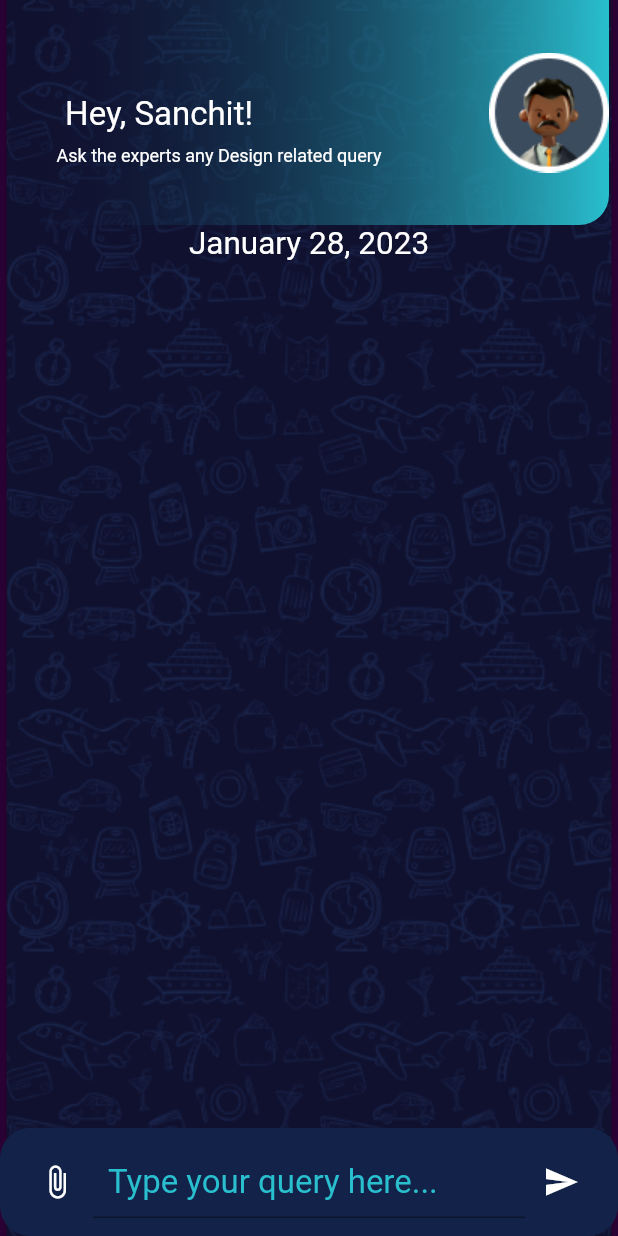
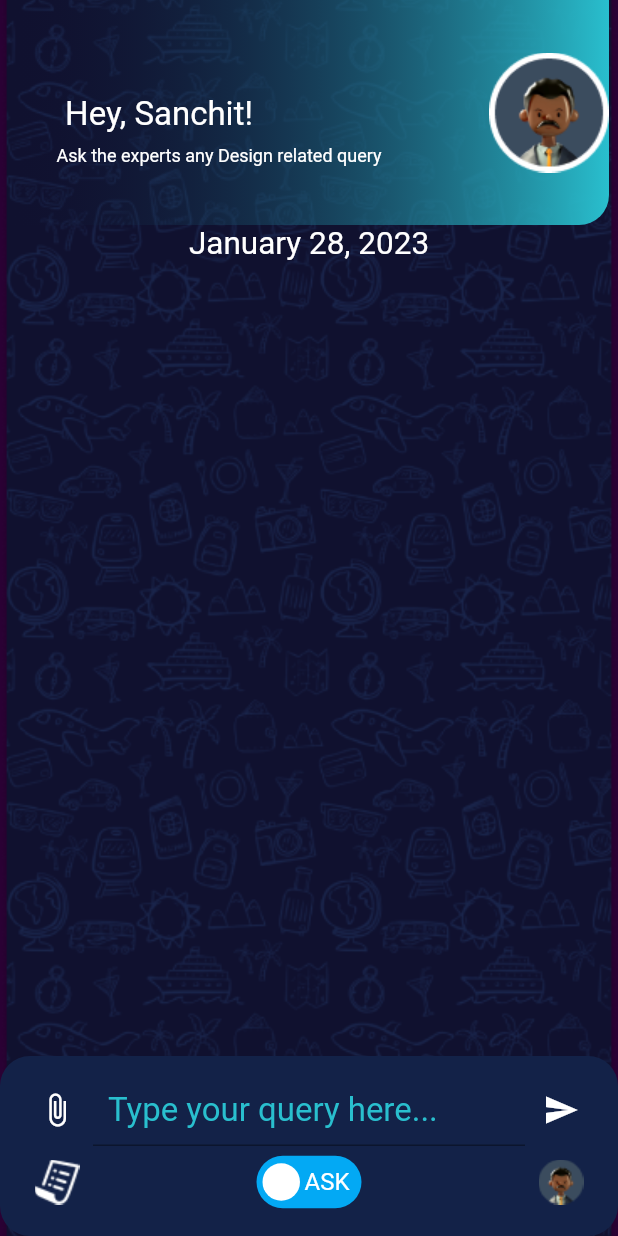
Before and after one commit to ChaitanyaParab11/FLutter-Assignment, a Flutter app: the screen it shows after launch, on a phone screen of 412 x 824 dp. Run offline on Flutter 3.47's test engine with Material 2 defaults, Android fonts, the phone set to English and light mode, and no system bars; drawn by our look-alikes of flutter_switch; our stand-ins replace animated_toggle_switch; missing offline and left inert: dialog_flowtter.

Commit message:
help desk 95% complete

```diff
--- a/lib/main.dart
+++ b/lib/main.dart
@@ -4,6 +4,8 @@ import 'package:flutter/material.dart';
 import 'Messages.dart';
 import 'package:intl/intl.dart'; // for date format
 import 'package:intl/date_symbol_data_local.dart'; // for other locales
+import 'package:animated_toggle_switch/animated_toggle_switch.dart';
+import 'package:flutter_switch/flutter_switch.dart';
 
 void main() => runApp(MyApp());
 
@@ -40,6 +42,7 @@ class _HomeState extends State<Home> {
   }
 
   var now = DateTime.now();
+  bool selected = false;
 
   @override
   Widget build(BuildContext context) {
@@ -85,7 +88,7 @@ class _HomeState extends State<Home> {
                     padding: EdgeInsets.only(top: 8.0, right: 120.0),
                     child: Text(
                       'Ask the experts any Design related query',
-                      style: TextStyle(fontSize: 12.0, color: Colors.white ),
+                      style: TextStyle(fontSize: 12.0, color: Colors.white),
                     ),
                   ),
                 ],
@@ -106,7 +109,9 @@ class _HomeState extends State<Home> {
                       bottomLeft: Radius.circular(20),
                       topLeft: Radius.circular(20)),
                   color: Color.fromRGBO(19, 34, 72, 1)),
-              child: Row(
+              child: Column(
+                children: [
+                  Row(
                     children: [
                       IconButton(
                           onPressed: () {},
@@ -121,7 +126,8 @@ class _HomeState extends State<Home> {
                                 hintStyle: TextStyle(
                                     fontSize: 22.0,
                                     color: Color.fromRGBO(41, 191, 206, 100)),
-                        contentPadding: EdgeInsets.fromLTRB(10, 0, 0, 0)),
+                                contentPadding: EdgeInsets.fromLTRB(
+                                    10, 0, 0, 0)),
                           )),
                       IconButton(
                           onPressed: () {
@@ -130,6 +136,44 @@ class _HomeState extends State<Home> {
                           },
                           icon: Icon(Icons.send),
                           color: Colors.white)
+                    ],
+                  ),
+                  Column(
+                    children: [
+                      Row(
+                        mainAxisAlignment: MainAxisAlignment.spaceEvenly,
+                        children: [
+                          IconButton(
+                              onPressed: () {},
+                              icon: Image.asset('assets/order.png'),
+                              color: Colors.white),
+                          Expanded(
+                            child: FlutterSwitch(
+                                activeColor: Colors.lightBlue,
+                                activeText: "FIND",
+                                activeTextColor: Colors.white,
+                                activeTextFontWeight: FontWeight.w400,
+                                inactiveColor: Colors.lightBlue,
+                                inactiveText: "ASK",
+                                inactiveTextColor: Colors.white,
+                                inactiveTextFontWeight: FontWeight.w400,
+                                showOnOff: true,
+                                value: selected,
+                                onToggle: (bool value) {
+                                  setState(() {
+                                    selected = value;
+                                    //selected = true;
+                                  });
+                                }),
+                          ),
+                          IconButton(
+                              onPressed: () {},
+                              icon: Image.asset('assets/toggle_id.png'),
+                              color: Colors.white),
+                        ],
+                      )
+                    ],
+                  ),
                 ],
               ),
             )
--- a/pubspec.yaml
+++ b/pubspec.yaml
@@ -34,6 +34,9 @@ dependencies:
   dialog_flowtter:
   grouped_list: ^5.1.2
   intl: ^0.18.0
+  animated_toggle_switch: ^0.6.1
+  flutter_switch: ^0.3.2
+  persistent_bottom_nav_bar: ^5.0.2
 
 
   # The following adds the Cupertino Icons font to your application.
```
Also changed, not shown: assets/order.png (added), assets/toggle_id.png (added), pubspec.lock. Lines whose indentation alone changed are shown as unchanged.
